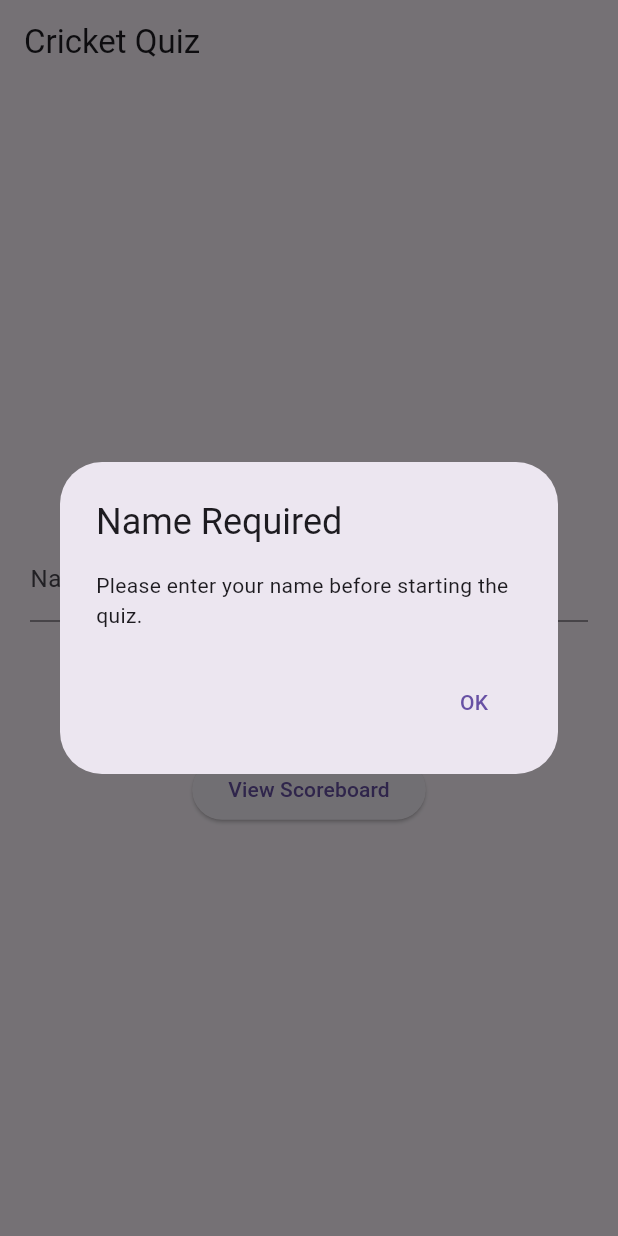
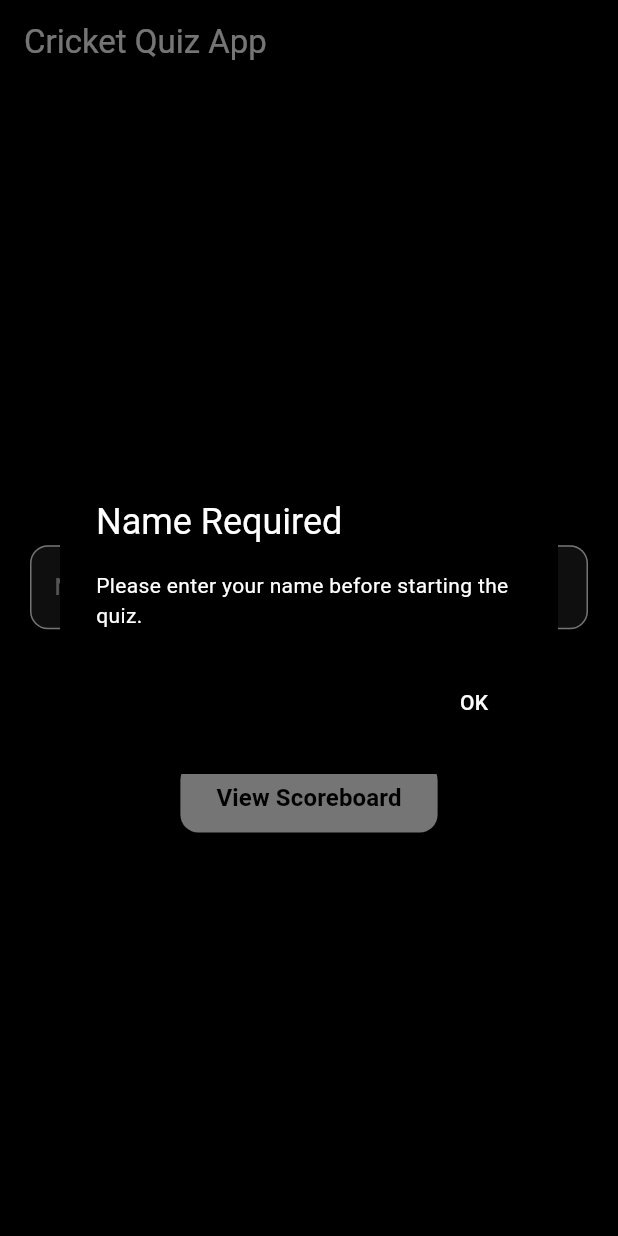
Before and after one commit to CHRIS-7777/mcqgen, a Flutter app: the screen it shows after launch, after a tap on "Start Quiz", on a phone screen of 412 x 824 dp. Run offline on Flutter 3.47's test engine with Material 3 defaults, Android fonts, the phone set to English and light mode, and no system bars; our stand-ins replace shared_preferences.

Commit message:
changes in theme

```diff
--- a/lib/WelcomeScreen.dart
+++ b/lib/WelcomeScreen.dart
@@ -18,7 +18,6 @@ class _WelcomeScreenState extends State<WelcomeScreen> {
     _checkQuizAttempt();
   }
 
-  // Check if the user has already attempted the quiz
   Future<void> _checkQuizAttempt() async {
     SharedPreferences prefs = await SharedPreferences.getInstance();
     setState(() {
@@ -26,95 +25,100 @@ class _WelcomeScreenState extends State<WelcomeScreen> {
     });
   }
 
-  // Save quiz attempt to prevent retaking
   Future<void> _saveQuizAttempt() async {
     SharedPreferences prefs = await SharedPreferences.getInstance();
     await prefs.setBool('hasAttemptedQuiz', true);
   }
 
-  // Function to start the quiz
   void _startQuiz() {
     if (_nameController.text.trim().isEmpty) {
-      // Show an alert box if the name field is empty
-      showDialog(
-        context: context,
-        builder: (context) {
-          return AlertDialog(
-            title: Text("Name Required"),
-            content: Text("Please enter your name before starting the quiz."),
-            actions: [
-              TextButton(
-                onPressed: () {
-                  Navigator.pop(context); // Close the dialog
-                },
-                child: Text("OK"),
-              ),
-            ],
-          );
-        },
-      );
+      _showAlert("Name Required", "Please enter your name before starting the quiz.");
     } else if (hasAttemptedQuiz) {
-      // Show an alert box if the user has already attended the quiz
-      showDialog(
-        context: context,
-        builder: (context) {
-          return AlertDialog(
-            title: Text("Quiz Already Attempted"),
-            content: Text("You have already attended the quiz!"),
-            actions: [
-              TextButton(
-                onPressed: () {
-                  Navigator.pop(context); // Close the dialog
-                },
-                child: Text("OK"),
-              ),
-            ],
-          );
-        },
-      );
+      _showAlert("Quiz Already Attempted", "You have already attended the quiz! You cannot attempt it again.");
     } else {
-      // Start quiz and mark as attempted
       _saveQuizAttempt();
       Navigator.push(
         context,
-        MaterialPageRoute(
-          builder: (context) => QuizScreen(userName: _nameController.text.trim()),
-        ),
+        MaterialPageRoute(builder: (context) => QuizScreen(userName: _nameController.text.trim())),
       );
     }
   }
 
-  // Navigate to Scoreboard directly
-  void _goToScoreboard() {
-    Navigator.push(
-      context,
-      MaterialPageRoute(builder: (context) => ScoreboardScreen()), // No Dialog, Direct Navigation
+  void _showAlert(String title, String message) {
+    showDialog(
+      context: context,
+      builder: (context) => AlertDialog(
+        backgroundColor: Colors.black,
+        title: Text(title, style: TextStyle(color: Colors.white)),
+        content: Text(message, style: TextStyle(color: Colors.white)),
+        actions: [
+          TextButton(
+            onPressed: () => Navigator.pop(context),
+            child: Text("OK", style: TextStyle(color: Colors.white)),
+          ),
+        ],
+      ),
     );
   }
 
   @override
   Widget build(BuildContext context) {
     return Scaffold(
-      appBar: AppBar(title: Text("Cricket Quiz")),
+      backgroundColor: Colors.black,
+      appBar: AppBar(
+        title: Text("Cricket Quiz App", style: TextStyle(color: Colors.white)),
+        backgroundColor: Colors.black,
+      ),
       body: Padding(
         padding: EdgeInsets.all(20.0),
         child: Column(
           mainAxisAlignment: MainAxisAlignment.center,
           children: [
-            Text("Enter Your Name", style: TextStyle(fontSize: 20)),
+            Text("Enter Your Name", style: TextStyle(fontSize: 20, color: Colors.white)),
+            SizedBox(height: 10),
             TextField(
               controller: _nameController,
-              decoration: InputDecoration(labelText: "Name"),
+              style: TextStyle(color: Colors.white),
+              decoration: InputDecoration(
+                labelText: "Name",
+                labelStyle: TextStyle(color: Colors.white70),
+                enabledBorder: OutlineInputBorder(
+                  borderSide: BorderSide(color: Colors.white),
+                  borderRadius: BorderRadius.circular(12),
+                ),
+                focusedBorder: OutlineInputBorder(
+                  borderSide: BorderSide(color: Colors.white),
+                  borderRadius: BorderRadius.circular(12),
+                ),
+                filled: true,
+                fillColor: Colors.grey[900],
+              ),
             ),
             SizedBox(height: 20),
             ElevatedButton(
               onPressed: _startQuiz,
-              child: Text("Start Quiz"),
+              style: ElevatedButton.styleFrom(
+                backgroundColor: Colors.white,
+                foregroundColor: Colors.black,
+                padding: EdgeInsets.symmetric(vertical: 12, horizontal: 24),
+                shape: RoundedRectangleBorder(
+                  borderRadius: BorderRadius.circular(12),
+                ),
+              ),
+              child: Text("Start Quiz", style: TextStyle(fontSize: 16, fontWeight: FontWeight.bold)),
             ),
             SizedBox(height: 20),
             ElevatedButton(
-              onPressed: _goToScoreboard, // Navigate without Dialog
-              child: Text("View Scoreboard"),
+              onPressed: () => Navigator.push(context, MaterialPageRoute(builder: (context) => ScoreboardScreen())),
+              style: ElevatedButton.styleFrom(
+                backgroundColor: Colors.white,
+                foregroundColor: Colors.black,
+                padding: EdgeInsets.symmetric(vertical: 12, horizontal: 24),
+                shape: RoundedRectangleBorder(
+                  borderRadius: BorderRadius.circular(12),
+                ),
+              ),
+              child: Text("View Scoreboard", style: TextStyle(fontSize: 16, fontWeight: FontWeight.bold)),
             ),
           ],
         ),
```
Also changed, not shown: lib/QuizScreen.dart (+20 -11 lines), lib/ScoreBoard.dart (+33 -20 lines).
